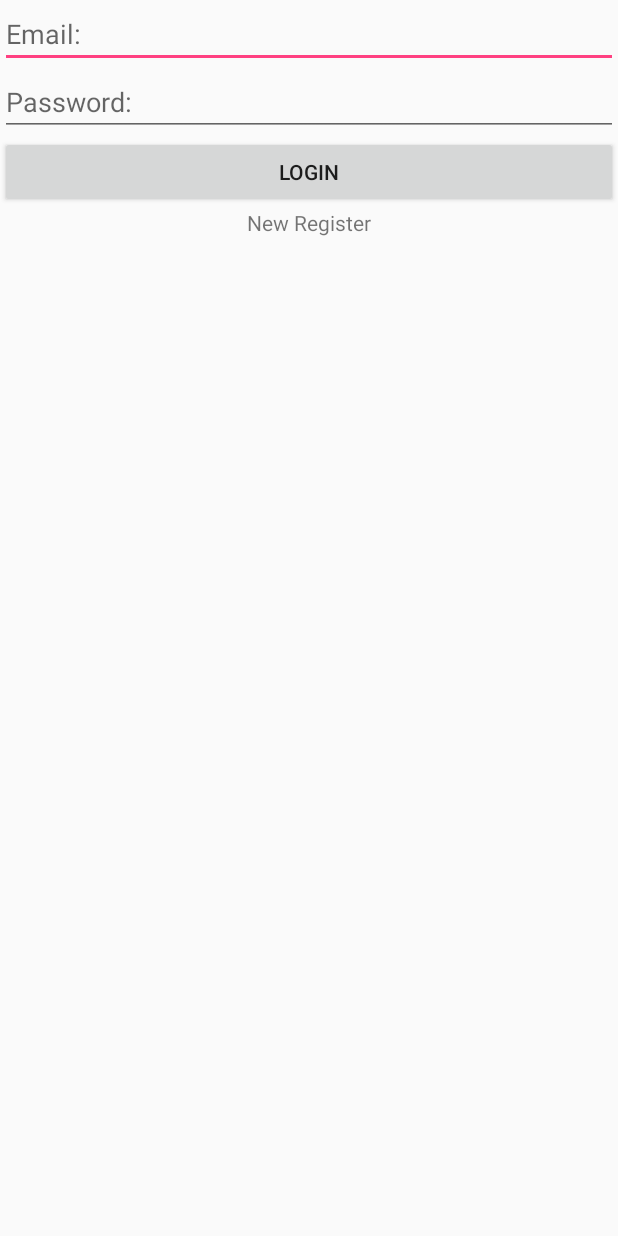
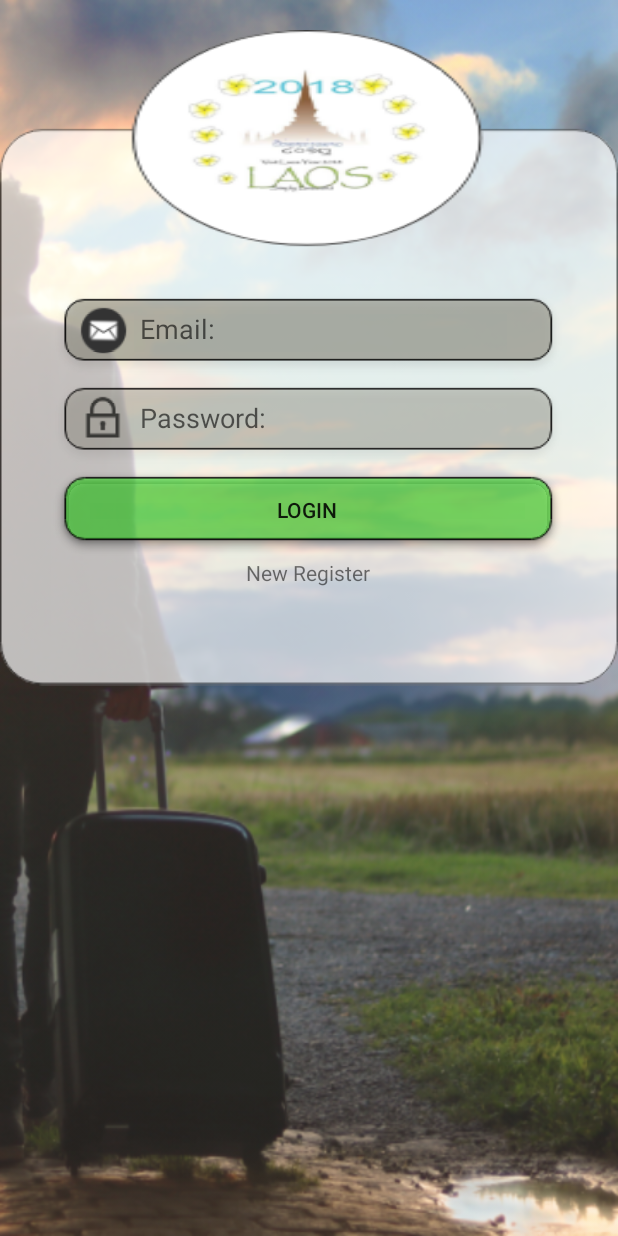
Before and after one commit to Nanthavath/LaosTech, an Android app: the screen it shows after launch (MainActivity), on a phone screen of 412 x 824 dp. Run offline under Robolectric (Android 15) with nearby library versions, the phone set to English and light mode, and no system bars.

Commit message:
Update 07/08/2018

```diff
--- a/app/src/main/res/layout/activity_main.xml
+++ b/app/src/main/res/layout/activity_main.xml
@@ -6,6 +6,12 @@
     android:layout_height="match_parent"
     android:orientation="vertical"
     tools:context=".MainActivity">
+
+<ImageView
+    android:scaleType="fitXY"
+    android:src="@drawable/wallpaper"
+    android:layout_width="match_parent"
+    android:layout_height="match_parent" />
 
 
     <!--Contentof Fragment-->
--- a/app/src/main/res/layout/fragment_main.xml
+++ b/app/src/main/res/layout/fragment_main.xml
@@ -1,42 +1,40 @@
 <?xml version="1.0" encoding="utf-8"?>
 <RelativeLayout xmlns:android="http://schemas.android.com/apk/res/android"
     android:layout_width="match_parent"
-    android:layout_height="match_parent">
+    android:layout_height="match_parent"
+    android:paddingTop="20dp">
 
     <LinearLayout
         android:layout_width="match_parent"
         android:layout_height="wrap_content"
+        android:background="@drawable/bg_login"
         android:orientation="vertical">
 
         <!--Logo-->
-        <ImageView
 
-            android:layout_width="wrap_content"
-            android:layout_height="wrap_content"
-            android:layout_gravity="center_horizontal" />
 
         <!--User-->
         <EditText
-
             android:layout_width="match_parent"
             android:layout_height="wrap_content"
+            android:background="@drawable/textfield_email"
             android:hint="Email:"
             android:inputType="textEmailAddress" />
 
         <!--Password-->
         <EditText
-
             android:layout_width="match_parent"
             android:layout_height="wrap_content"
+            android:background="@drawable/textfield_password"
             android:hint="Password:"
             android:inputType="textPassword" />
 
 
         <!--Login-->
         <Button
-
             android:layout_width="match_parent"
             android:layout_height="wrap_content"
+            android:background="@drawable/bg_button"
             android:text="Login" />
 
         <!--Register-->
```
Also changed, not shown: app/src/main/res/drawable-mdpi/bg_button.9.png (added), app/src/main/res/drawable-mdpi/bg_frog.png (deleted), app/src/main/res/drawable-mdpi/bg_lint_white.9.png (deleted), app/src/main/res/drawable-mdpi/bg_login.9.png (added), app/src/main/res/drawable-mdpi/bg_splash.png (deleted), app/src/main/res/drawable-mdpi/bg_white.9.png (deleted), app/src/main/res/drawable-mdpi/button_white.9.png (deleted), app/src/main/res/drawable-mdpi/display_name.9.png (deleted), app/src/main/res/drawable-mdpi/email.9.png (deleted), app/src/main/res/drawable-mdpi/icon_frog.png (deleted), app/src/main/res/drawable-mdpi/image.png (deleted), app/src/main/res/drawable-mdpi/logo.png (deleted), app/src/main/res/drawable-mdpi/logo_splash.png (deleted), app/src/main/res/drawable-mdpi/password.9.png (deleted), 4 more files.
